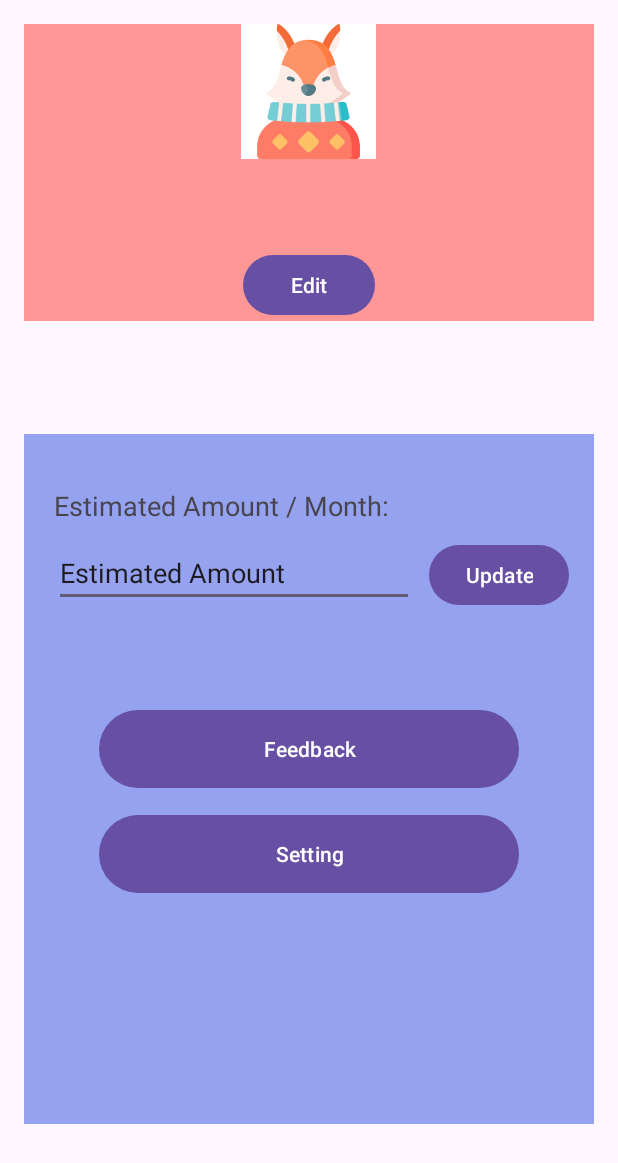
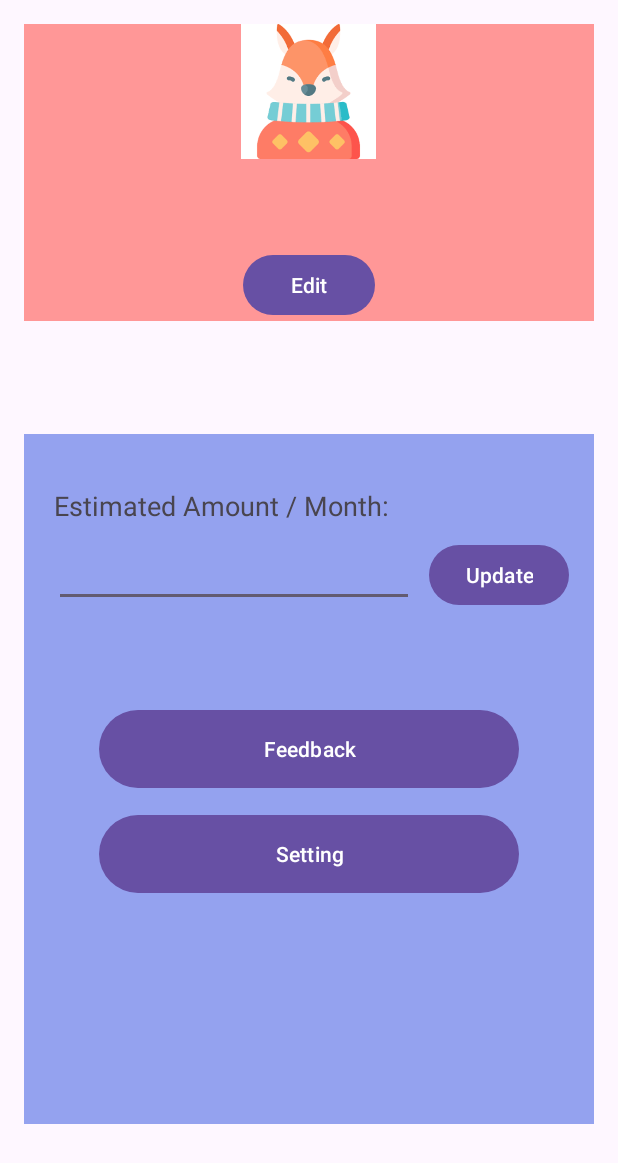
Before and after one commit to Samuel0206/NMTrack, an Android app: the layout activity_user_page_fragment.xml on its own in the app's theme, with its tools: preview values and no code run, on a phone screen of 412 x 824 dp. Shown: the top 1163 px of the screen. Run offline under Robolectric (Android 15) with nearby library versions, the phone set to English and light mode, and no system bars.

Commit message:
Update UI

```diff
--- a/app/src/main/res/layout/activity_user_page_fragment.xml
+++ b/app/src/main/res/layout/activity_user_page_fragment.xml
@@ -72,9 +72,7 @@
             android:layout_height="wrap_content"
             android:layout_marginLeft="20dp"
             android:layout_marginTop="70dp"
-            android:hint="Amount"
-            android:inputType="text"
-            android:text="Estimated Amount"/>
+            android:inputType="text" />
 
         <Button
             android:id="@+id/btnUpdateGoal"
```
